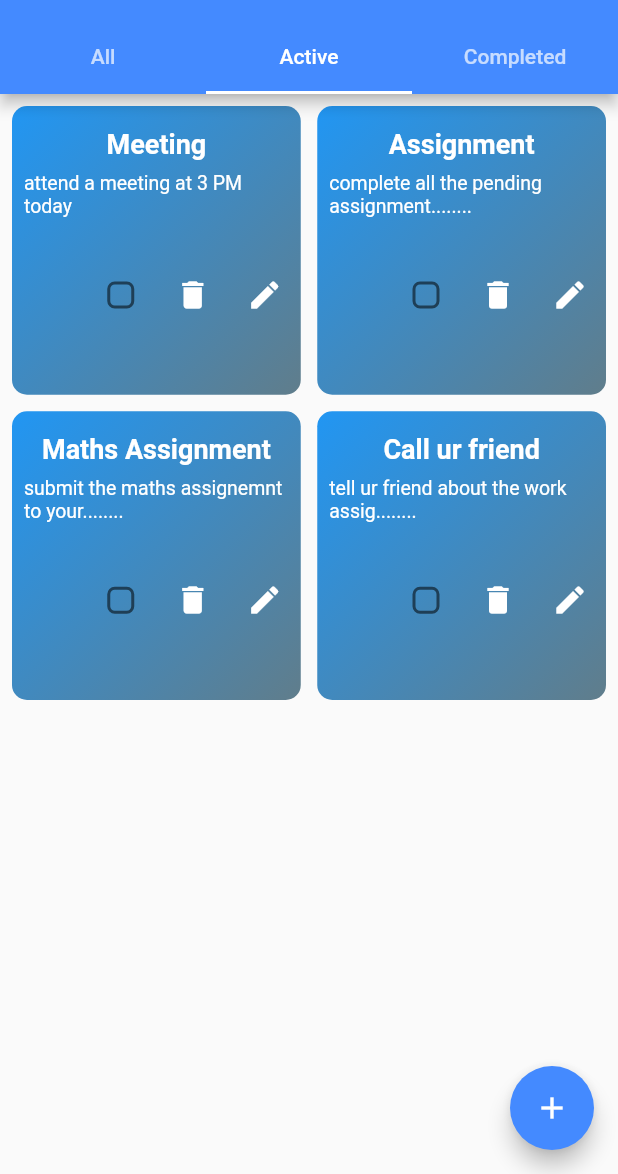
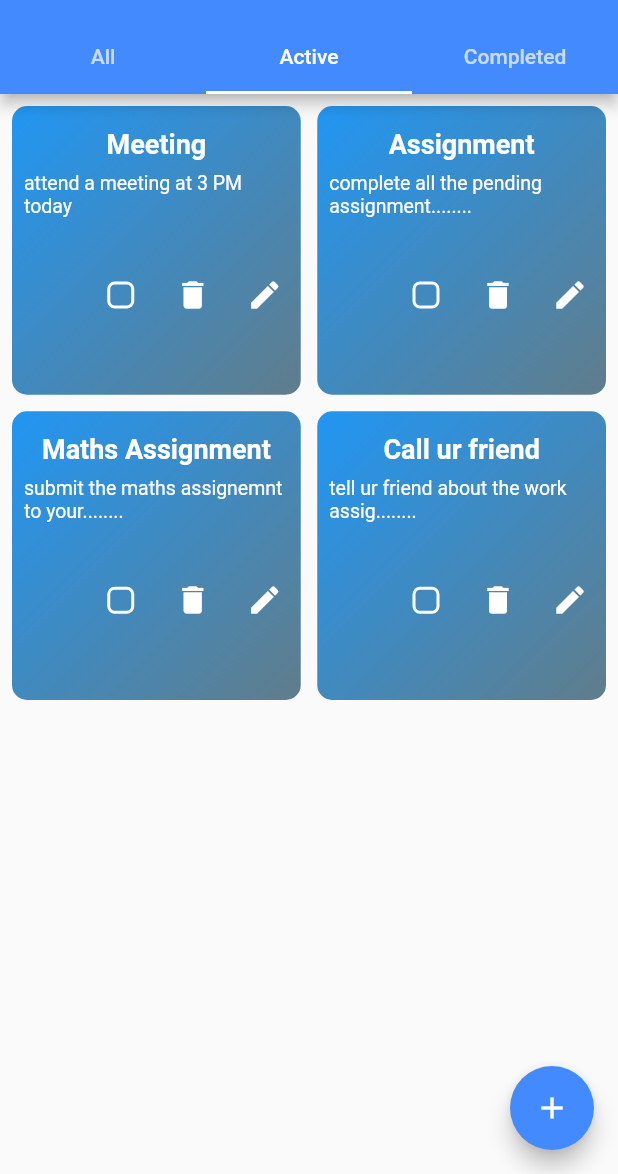
Before and after one commit to SaileshVerma/to-do-app, a Flutter app: the screen it shows after launch, tab 2 chosen, on a phone screen of 412 x 824 dp, the part 62-1236 px from its top. Run offline on Flutter 3.47's test engine with Material 2 defaults, Android fonts, the phone set to English and light mode, and no system bars.

```diff
--- a/lib/main.dart
+++ b/lib/main.dart
@@ -10,8 +10,7 @@ class MyApp extends StatelessWidget {
     return MaterialApp(
       title: 'Flutter Demo',
       theme: ThemeData(
-        primarySwatch: Colors.blue,
-      ),
+          primarySwatch: Colors.blue, unselectedWidgetColor: Colors.white),
       home: MyHomePage(),
     );
   }
--- a/lib/screens/activeTaskList.dart
+++ b/lib/screens/activeTaskList.dart
@@ -24,7 +24,20 @@ class _ActiveTaskListState extends State<ActiveTaskList> {
     return Container(
       child: Padding(
         padding: const EdgeInsets.all(8.0),
-        child: Column(
+        child: widget.activeData.isEmpty
+            ? Center(
+                child: Container(
+                  child: Text(
+                    "No Active Task!!!!",
+                    textAlign: TextAlign.center,
+                    style: TextStyle(
+                        fontSize: 30,
+                        color: Colors.grey[500],
+                        fontWeight: FontWeight.bold),
+                  ),
+                ),
+              )
+            : Column(
                 mainAxisAlignment: MainAxisAlignment.center,
                 children: <Widget>[
                   Expanded(
@@ -47,7 +60,8 @@ class _ActiveTaskListState extends State<ActiveTaskList> {
                             },
                             getDeletedTitle: (val) {
                               setState(() {
-                          widget.activeData.removeWhere((e) => e.title == val);
+                                widget.activeData
+                                    .removeWhere((e) => e.title == val);
                                 widget.getDeletedTitle(val);
                               });
                             },
@@ -55,8 +69,8 @@ class _ActiveTaskListState extends State<ActiveTaskList> {
                               if (v.title.isNotEmpty) {
                                 setState(() {
                                   widget
-                                .activeData[widget.activeData
-                                    .indexWhere((e) => e.title == v.title)]
+                                      .activeData[widget.activeData.indexWhere(
+                                          (e) => e.title == v.title)]
                                       .description = v.description;
                                   widget.getEditedTask(v);
                                 });
--- a/lib/screens/homePageScreen.dart
+++ b/lib/screens/homePageScreen.dart
@@ -90,7 +90,29 @@ class _MyHomePageState extends State<MyHomePage> {
                 activeData: data
                     .where((element) => element.isActive == false)
                     .toList()),
-            CompletedTaskList()
+            CompletedTaskList(
+                getId: (value) {
+                  setState(() {
+                    data[data.indexWhere((element) => element.id == value.id)]
+                        .isActive = value.isActive;
+                    print(value.isActive);
+                  });
+                },
+                getDeletedTitle: (val) {
+                  setState(() {
+                    data.removeWhere((e) => e.title == val);
+                  });
+                },
+                getEditedTask: (v) {
+                  if (v.title.isNotEmpty) {
+                    setState(() {
+                      data[data.indexWhere((e) => e.title == v.title)]
+                          .description = v.description;
+                    });
+                  }
+                },
+                completeList:
+                    data.where((element) => element.isActive == true).toList())
           ],
         ),
         floatingActionButton: FloatingActionButton(
@@ -107,7 +129,20 @@ class _MyHomePageState extends State<MyHomePage> {
     return Container(
       child: Padding(
         padding: const EdgeInsets.all(8.0),
-        child: Column(
+        child: data.isEmpty
+            ? Center(
+                child: Container(
+                  child: Text(
+                    "Lets Do Something",
+                    textAlign: TextAlign.center,
+                    style: TextStyle(
+                        fontSize: 30,
+                        color: Colors.grey[500],
+                        fontWeight: FontWeight.bold),
+                  ),
+                ),
+              )
+            : Column(
                 mainAxisAlignment: MainAxisAlignment.center,
                 children: <Widget>[
                   Expanded(
@@ -134,7 +169,8 @@ class _MyHomePageState extends State<MyHomePage> {
                             getEditedTask: (v) {
                               if (v.title.isNotEmpty) {
                                 setState(() {
-                            data[data.indexWhere((e) => e.title == v.title)]
+                                  data[data.indexWhere(
+                                          (e) => e.title == v.title)]
                                       .description = v.description;
                                 });
                               }
--- a/lib/widget/addTaskbox.dart
+++ b/lib/widget/addTaskbox.dart
@@ -12,7 +12,7 @@ class AddTaskBox extends StatefulWidget {
 }
 
 class _AddTaskBoxState extends State<AddTaskBox> {
-  TaskModel obj = new TaskModel(true, (DateTime.now()).toString(), "", "");
+  TaskModel obj = new TaskModel(false, (DateTime.now()).toString(), "", "");
   late TextEditingController con;
   //  void initState() {
   //   super.initState();
```
Also changed, not shown: lib/screens/completedTaskList.dart (+73 -1 lines). Lines whose indentation alone changed are shown as unchanged.
